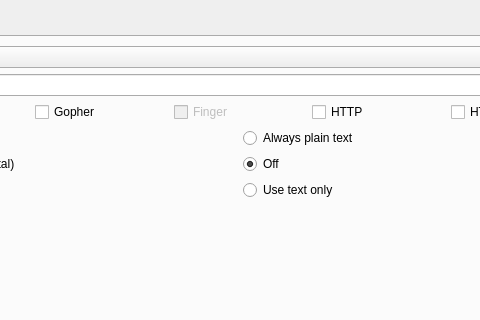
This is src/settingsdialog.ui in ikskuh/kristall as Qt 5 draws it before an edit; both pictures show x 245 to 725 and y 0 to 320 of the 850 by 540 pixel window. The edited form follows.
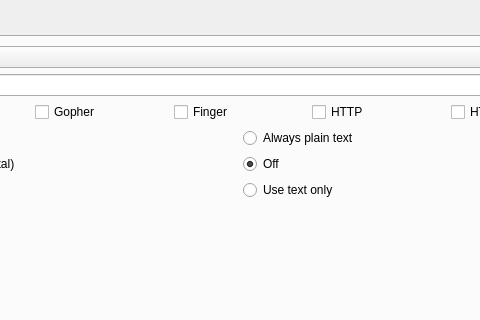
This is the edited form. Icons and pictures are not drawn.

Diff of the .ui file:
```diff
--- a/src/settingsdialog.ui
+++ b/src/settingsdialog.ui
@@ -77,7 +77,7 @@
          <item>
           <widget class="QCheckBox" name="enable_finger">
            <property name="enabled">
-            <bool>false</bool>
+            <bool>true</bool>
            </property>
            <property name="text">
             <string>Finger</string>
```
